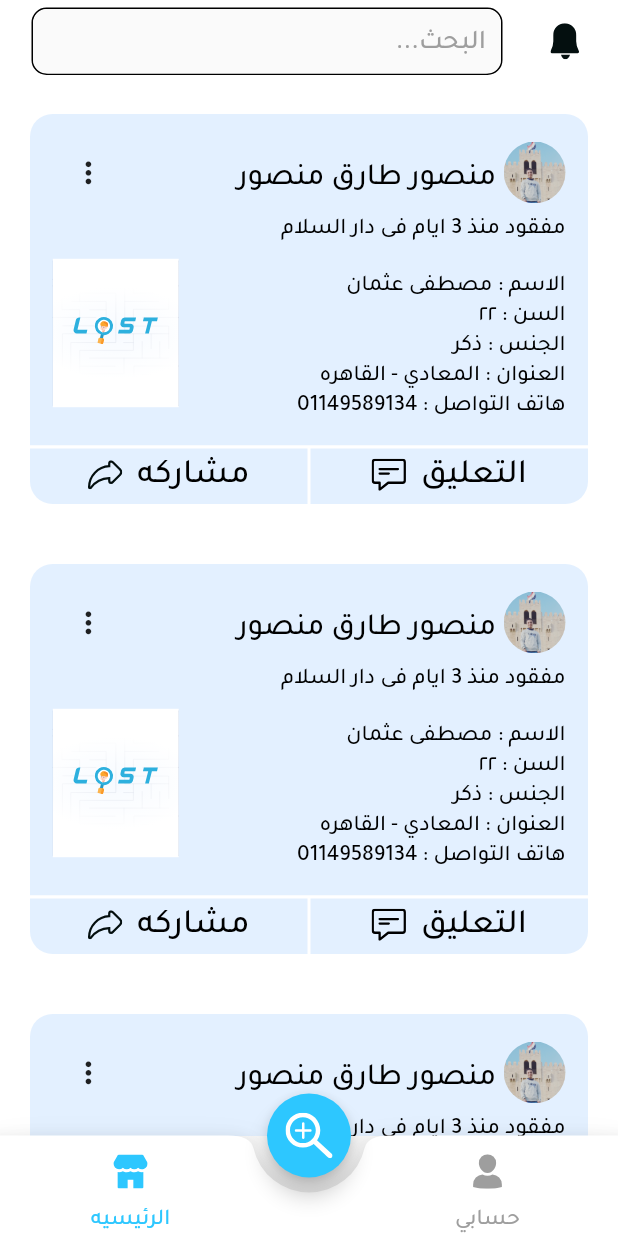
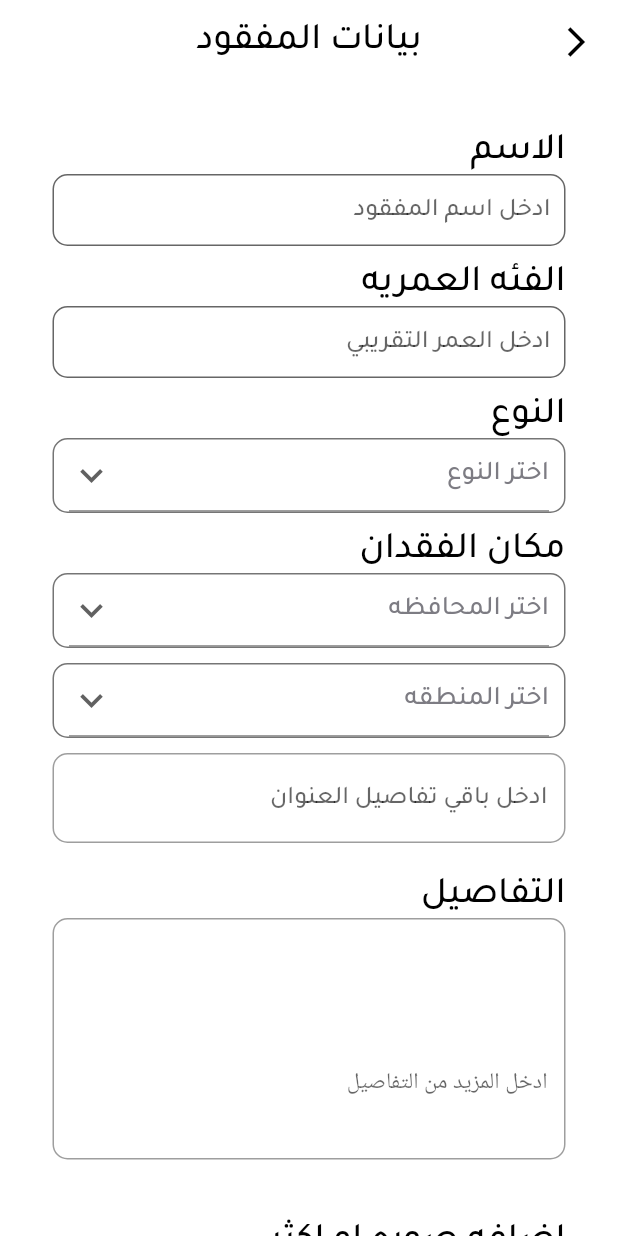
Before and after one commit to Mostafa-Osman/lost_app, a Flutter app: the screen it shows after launch, on a phone screen of 412 x 824 dp. Run offline on Flutter 3.47's test engine with Material 2 defaults, Android fonts, the light colour scheme and no system bars; our stand-ins replace flutter_bloc, flutter_svg, flutter_switch, hexcolor, lottie, pin_code_fields and 2 more.

Commit message:
no commit

```diff
--- a/lib/main.dart
+++ b/lib/main.dart
@@ -6,8 +6,9 @@ import 'package:lost_app/modules/home_layout/home_layout.dart';
 import 'package:lost_app/modules/processing/processing_page.dart';
 import 'package:lost_app/modules/splash/splash_screen.dart';
 import 'package:lost_app/shared/styles/color.dart';
+import 'modules/add_person_data/add_person_cubit/cubit.dart';
+import 'modules/add_person_data/ui/add_person_data.dart';
 import 'modules/login/login_cubit/cubit.dart';
-import 'modules/lost_person_data/ui/lost_person_data.dart';
 import 'modules/post/post.dart';
 import 'modules/posts_found/ui/posts_found.dart';
 
@@ -20,6 +21,8 @@ class MyApp extends StatelessWidget {
     return MultiBlocProvider(
         providers: [
           BlocProvider(create: (context) => LoginCubit()),
+          BlocProvider(create: (context) => AddPersonDataCubit()),
+
         ],
         child: MaterialApp(
           debugShowCheckedModeBanner: false,
@@ -32,7 +35,7 @@ class MyApp extends StatelessWidget {
           supportedLocales: [
             Locale('ar', ''),
           ],
-          home: HomeLayout(),
+          home: AddPersonDataScreen(),
         ));
   }
 }
--- /dev/null
+++ b/lib/modules/add_person_data/add_person_cubit/cubit.dart
@@ -0,0 +1,15 @@
+import 'package:flutter_bloc/flutter_bloc.dart';
+import 'package:lost_app/modules/add_person_data/add_person_cubit/states.dart';
+
+class AddPersonDataCubit extends Cubit<PersonDataStates> {
+  AddPersonDataCubit() : super(PersonDataInitialState());
+
+  static AddPersonDataCubit get(context) => BlocProvider.of(context);
+
+  List<int> listPhoto=[] ;
+
+  addPicture() {
+    listPhoto.add(1);
+    emit(PictureState());
+  }
+}
--- /dev/null
+++ b/lib/modules/add_person_data/add_person_cubit/states.dart
@@ -0,0 +1,4 @@
+abstract class PersonDataStates {}
+
+class PersonDataInitialState extends PersonDataStates {}
+class PictureState extends PersonDataStates {}
--- /dev/null
+++ b/lib/modules/add_person_data/ui/add_person_data.dart
@@ -0,0 +1,304 @@
+import 'dart:ui';
+
+import 'package:flutter/cupertino.dart';
+import 'package:flutter/material.dart';
+import 'package:flutter/rendering.dart';
+import 'package:flutter_bloc/flutter_bloc.dart';
+import 'package:flutter_svg/svg.dart';
+import 'package:lost_app/modules/add_person_data/add_person_cubit/cubit.dart';
+import 'package:lost_app/modules/add_person_data/add_person_cubit/states.dart';
+
+import 'package:lost_app/shared/components/raised_button_class.dart';
+import 'package:lost_app/shared/components/text_class.dart';
+import 'package:lost_app/shared/components/text_form_field_class.dart';
+import 'package:lost_app/shared/styles/color.dart';
+
+class AddPersonDataScreen extends StatefulWidget {
+  @override
+  _AddPersonDataScreenState createState() => _AddPersonDataScreenState();
+}
+
+class _AddPersonDataScreenState extends State<AddPersonDataScreen> {
+  final _formKey = GlobalKey<FormState>();
+  final _genderKey = GlobalKey<FormState>();
+  final _citiesKey = GlobalKey<FormState>();
+  final _key = GlobalKey<FormState>();
+  var personName = TextEditingController();
+  var personAge = TextEditingController();
+  var moreTitleDetails = TextEditingController();
+  var detailBox = TextEditingController();
+
+  String? selectedValue;
+
+  @override
+  Widget build(BuildContext context) {
+    return BlocConsumer<AddPersonDataCubit, PersonDataStates>(
+      listener: (context, state) {},
+      builder: (context, state) {
+        return Scaffold(
+          appBar: AppBar(
+              backgroundColor: white,
+              elevation: 0,
+              centerTitle: true,
+              title: TextClass(text: 'بيانات المفقود', fontSize: 25),
+              leading: IconButton(
+                  onPressed: () => Navigator.pop(context),
+                  icon: Icon(Icons.arrow_back_ios_sharp, color: black))),
+          body: SingleChildScrollView(
+            child: Container(
+              color: white,
+              width: double.infinity,
+              child: Padding(
+                padding: const EdgeInsets.only(top: 20.0, right: 35, left: 35),
+                child: Column(
+                  crossAxisAlignment: CrossAxisAlignment.start,
+                  children: [
+                    //set name, age
+                    buildForm(),
+                    SizedBox(height: 10),
+                    TextClass(text: 'النوع', fontSize: 25),
+                    //dropdownButton for Gender
+                    dropdownButton(
+                      key: _genderKey,
+                      hintText: 'اختر النوع',
+                      validator: (value) =>
+                          value == null ? "من فضلك اختر النوع" : null,
+                      items: ['ذكر', 'انثي', 'اخري']
+                          .map((label) => DropdownMenuItem(
+                                child: TextClass(text: label.toString()),
+                                value: label,
+                              ))
+                          .toList(),
+                    ),
+                    //location
+                    SizedBox(height: 10),
+                    TextClass(text: 'مكان الفقدان', fontSize: 25),
+                    //dropdownButton for City
+                    dropdownButton(
+                      key: _citiesKey,
+                      hintText: 'اختر المحافظه',
+                      validator: (value) =>
+                          value == null ? "من فضلك اختر المحافظه" : null,
+                      items: ['القاهره', 'الجيزه', 'اخري']
+                          .map((label) => DropdownMenuItem(
+                                child: TextClass(text: label.toString()),
+                                value: label,
+                              ))
+                          .toList(),
+                    ),
+                    SizedBox(height: 10),
+                    //location details
+                    dropdownButton(
+                      key: _key,
+                      hintText: 'اختر المنطقه',
+                      validator: (value) =>
+                          value == null ? "من فضلك اختر المنطقه" : null,
+                      items: ['حلوان', 'دار السلام', 'اخري']
+                          .map((label) => DropdownMenuItem(
+                                child: TextClass(text: label.toString()),
+                                value: label,
+                              ))
+                          .toList(),
+                    ),
+                    SizedBox(height: 10),
+                    // more title details
+                    TextField(
+                      controller: moreTitleDetails,
+                      decoration: InputDecoration(
+                        border: OutlineInputBorder(
+                          borderRadius: BorderRadius.all(Radius.circular(10)),
+                        ),
+                        hintText: 'ادخل باقي تفاصيل العنوان',
+                      ),
+                      style: TextStyle(
+                          color: lightGrey, fontFamily: 'Tajawal', height: 0),
+                    ),
+                    SizedBox(height: 20),
+                    TextClass(
+                      text: 'التفاصيل',
+                      fontSize: 25,
+                    ),
+
+                    TextField(
+                      textAlignVertical: TextAlignVertical.top,
+                      decoration: InputDecoration(
+                        border: OutlineInputBorder(
+                          borderRadius: BorderRadius.all(Radius.circular(10)),
+                        ),
+                        hintText: 'ادخل المزيد من التفاصيل',
+                      ),
+                      style: TextStyle(height: 8.0, fontSize: 15),
+                      controller: detailBox,
+                    ),
+                    SizedBox(height: 20),
+                    //add photos
+                    Padding(
+                      padding: const EdgeInsets.only(top: 20.0, bottom: 20),
+                      child: TextClass(
+                        textAlign: TextAlign.start,
+                        text: 'اضافه صوره او اكثر',
+                        fontSize: 25,
+                      ),
+                    ),
+                    // add picture
+                    containerPhotos(context),
+                    Padding(
+                      padding: const EdgeInsets.only(top: 30, bottom: 30),
+                      child: RaisedButtonClass(
+                          onPressed: () {
+                            if (_formKey.currentState!.validate() &&
+                                _genderKey.currentState!.validate() &&
+                                _citiesKey.currentState!.validate() &&
+                                _key.currentState!.validate()) print('okey');
+                            print(AddPersonDataCubit.get(context)
+                                .listPhoto
+                                .length);
+                          },
+                          text: "نشر",
+                          textColor: white),
+                    ),
+                  ],
+                ),
+              ),
+            ),
+          ),
+        );
+      },
+    );
+  }
+
+  containerPhotos(BuildContext context) {
+    return Container(
+      height: 180,
+      width: double.infinity,
+      child: (AddPersonDataCubit.get(context).listPhoto.length == 0)
+          ? Center(child: addPicture('assets/images/osman.jpg'))
+          : ListView.builder(
+              scrollDirection: Axis.horizontal,
+              itemCount: AddPersonDataCubit.get(context).listPhoto.length + 1,
+              itemBuilder: (context, index) {
+                return index == 0
+                    ? Padding(
+                        padding: const EdgeInsets.only(left: 10.0),
+                        child: addPicture('assets/images/osman.jpg'))
+                    : Padding(
+                        padding: const EdgeInsets.only(left: 10.0),
+                        child:
+                            //ClipOval(
+                            //   child:
+                            Image.asset(
+                          'assets/images/IMG20201116145812.jpg',
+                          height: 180,
+                          width: 180,
+                          fit: BoxFit.cover,
+                        ),
+
+                        //  ),
+                      );
+              },
+            ),
+    );
+  }
+
+  addPicture(imageUrl) {
+    return Stack(alignment: Alignment.bottomRight, children: [
+      Container(
+        decoration: BoxDecoration(
+          border: Border.all(
+            color: black,
+            width: 1.3,
+          ),
+          shape: BoxShape.circle,
+        ),
+        child: ClipOval(
+          child: Image.asset(
+            imageUrl,
+            height: 180,
+            width: 180,
+            fit: BoxFit.cover,
+            //color: Colors.white,
+          ),
+        ),
+      ),
+      Container(
+        child: Container(
+          height: 50,
+          width: 50,
+          child: InkWell(
+            child: SvgPicture.asset('assets/icons/add_icon.svg'),
+            onTap: () {
+              AddPersonDataCubit.get(context).addPicture();
+              print('picture pressed');
+            },
+          ),
+        ),
+      ),
+    ]);
+  }
+
+  buildForm() {
+    return Form(
+      key: _formKey,
+      child: Column(
+        crossAxisAlignment: CrossAxisAlignment.start,
+        children: [
+          //name
+          SizedBox(height: 10),
+          TextClass(text: 'الاسم', fontSize: 25),
+          TextFormFieldClass(
+            roundedRectangleBorder: 10,
+            controller: personName,
+            textHint: 'ادخل اسم المفقود',
+            textColor: lightGrey,
+            validator: (value) =>
+                value!.isEmpty ? 'من فضلك ادخل اسم المفقود' : null,
+          ),
+          //age
+          SizedBox(height: 10),
+          TextClass(text: 'الفئه العمريه', fontSize: 25),
+          TextFormFieldClass(
+            roundedRectangleBorder: 10,
+            controller: personAge,
+            keyboardType: TextInputType.number,
+            textHint: 'ادخل العمر التقريبي',
+            textColor: lightGrey,
+            validator: (value) =>
+                value!.isEmpty ? 'من فضلك ادخل العمر التقريبي' : null,
+          ),
+        ],
+      ),
+    );
+  }
+
+  dropdownButton({
+    required key,
+    required hintText,
+    required validator,
+    required items,
+  }) {
+    return Container(
+      height: 50,
+      width: double.infinity,
+      padding: EdgeInsets.only(right: 10.0, left: 10.0),
+      decoration: BoxDecoration(
+        border: Border.all(color: Colors.black54),
+        borderRadius: BorderRadius.circular(10),
+      ),
+      child: Form(
+        key: key,
+        child: DropdownButtonFormField(
+            hint: TextClass(text: hintText, textColor: lightGrey),
+            icon: Icon(Icons.keyboard_arrow_down_outlined, size: 30),
+            validator: validator,
+            dropdownColor: Colors.grey[200],
+            value: selectedValue,
+            onChanged: (String? newValue) {
+              setState(() {
+                selectedValue = newValue!;
+              });
+            },
+            items: items),
+      ),
+    );
+  }
+}
--- a/lib/shared/components/text_form_field_class.dart
+++ b/lib/shared/components/text_form_field_class.dart
@@ -13,7 +13,8 @@ class TextFormFieldClass extends StatelessWidget {
   // //Hint color (initial color black)
   Color hintColor;
   TextStyle? hintStyle;
-   TextAlign textAlign;
+  TextAlign textAlign;
+
   //Text color (initial color black)
   Color textColor;
 
@@ -42,6 +43,7 @@ class TextFormFieldClass extends StatelessWidget {
   InputDecoration? decoration;
   TextStyle? textStyle;
   StrutStyle? structStyle;
+  TextAlignVertical? textAlignVertical;
 
   TextFormFieldClass({
     required this.controller,
@@ -49,7 +51,7 @@ class TextFormFieldClass extends StatelessWidget {
     this.textHint,
     this.hintStyle,
     this.hintColor = Colors.black38,
-    this.textAlign=TextAlign.start,
+    this.textAlign = TextAlign.start,
     this.textColor = const Color.fromRGBO(4, 15, 15, 1),
     this.backgroundColor = Colors.white,
     this.prefix,
@@ -60,6 +62,7 @@ class TextFormFieldClass extends StatelessWidget {
     this.label,
     this.decoration,
     this.textStyle,
+    this.textAlignVertical,
     this.contentPadding =
         const EdgeInsets.symmetric(vertical: 10.0, horizontal: 10.0),
   });
@@ -71,9 +74,9 @@ class TextFormFieldClass extends StatelessWidget {
       keyboardType: keyboardType,
       validator: validator,
       textAlign: textAlign,
+      textAlignVertical: textAlignVertical,
       style: TextStyle(
         color: textColor,
-
         fontFamily: 'Tajawal',
       ),
       strutStyle: structStyle,
--- a/pubspec.yaml
+++ b/pubspec.yaml
@@ -35,6 +35,9 @@ dependencies:
   lottie: ^1.2.1
   flutter_svg: ^0.22.0
   flutter_bloc:
+  image_picker:
+  country_state_city_picker: ^1.2.8
+
 
 
 
```
Also changed, not shown: lib/modules/lost_person_data/ui/lost_person_data.dart (deleted, +0 -286 lines), lib/modules/lost_person_data/lost_person_cubit/cubit.dart (deleted), lib/modules/lost_person_data/lost_person_cubit/states.dart (deleted), pubspec.lock.
